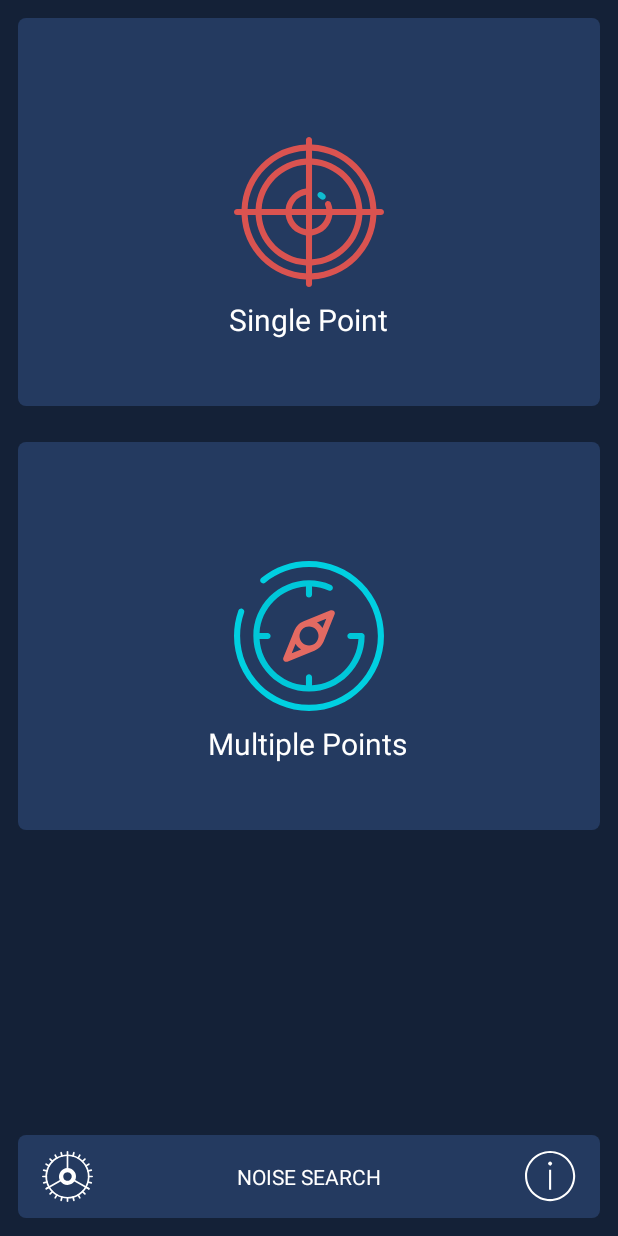
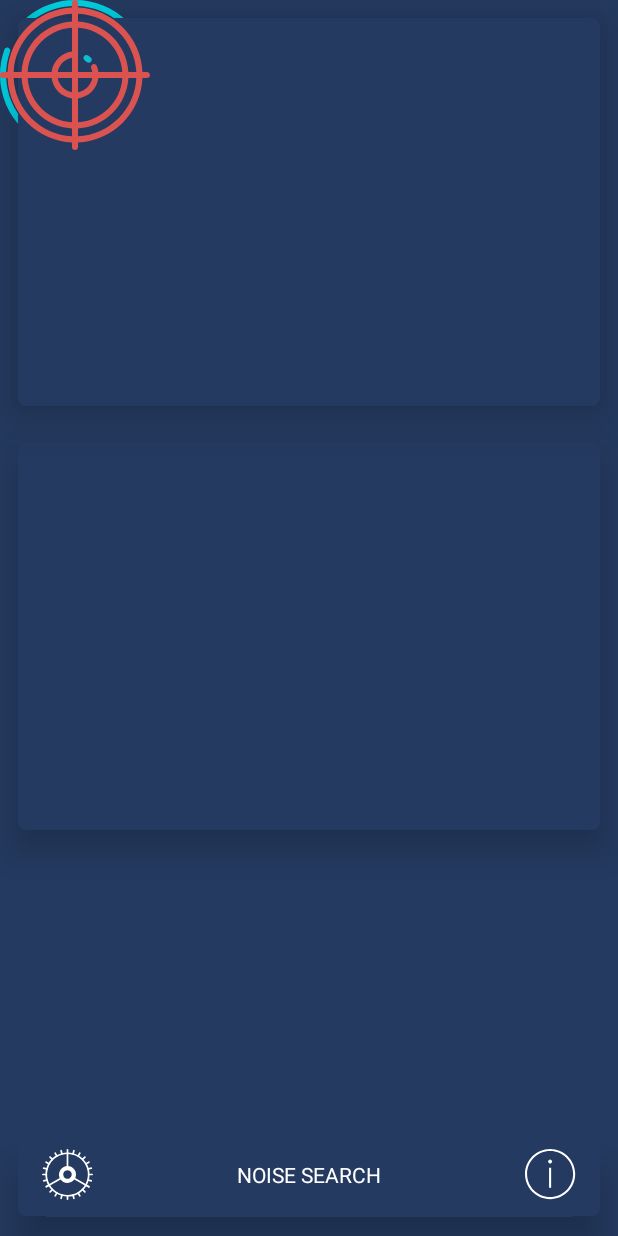
Before and after one commit to PP08/NoiseSearch, an Android app: the screen it shows after launch (MainActivity), on a phone screen of 412 x 824 dp. Run offline under Robolectric (Android 15) with nearby library versions, the phone set to English and light mode, and no system bars.

```diff
--- a/app/src/main/java/com/phucphuong/noisesearch/Fragments/SettingsFragment.java
+++ b/app/src/main/java/com/phucphuong/noisesearch/Fragments/SettingsFragment.java
@@ -44,7 +44,6 @@ public class SettingsFragment extends Fragment {
         btn_settings = (ImageButton) settingsView.findViewById(R.id.btn_settings);
         btn_info = (ImageButton)settingsView.findViewById(R.id.btn_info);
         tv_values = (TextView)settingsView.findViewById(R.id.tv_values);
-
         btn_settings.setOnClickListener(new View.OnClickListener() {
             @Override
             public void onClick(View v) {
--- a/app/src/main/res/layout/activity_main.xml
+++ b/app/src/main/res/layout/activity_main.xml
@@ -7,7 +7,46 @@
     android:layout_height="match_parent"
     tools:layout_editor_absoluteY="25dp"
     tools:layout_editor_absoluteX="0dp"
-    android:background="@color/background">
+    android:background="@color/colorAccent">
+
+    <android.support.constraint.ConstraintLayout
+        android:id="@+id/single_card"
+        android:layout_width="0dp"
+        android:layout_height="0dp"
+        android:layout_marginLeft="12dp"
+        android:layout_marginRight="12dp"
+        android:layout_marginTop="12dp"
+        android:background="@drawable/round_corner_background"
+        android:elevation="10dp"
+        android:translationZ="10dp"
+        app:layout_constraintDimensionRatio="h,3:2"
+        app:layout_constraintHorizontal_bias="0.0"
+        app:layout_constraintLeft_toLeftOf="parent"
+        app:layout_constraintRight_toRightOf="parent"
+        app:layout_constraintTop_toTopOf="parent"
+        android:layout_marginStart="12dp"
+        android:layout_marginEnd="12dp">
+
+    </android.support.constraint.ConstraintLayout>
+
+
+    <android.support.constraint.ConstraintLayout
+        android:id="@+id/multi_card"
+        android:layout_width="0dp"
+        android:layout_height="0dp"
+        android:layout_marginLeft="12dp"
+        android:layout_marginRight="12dp"
+        android:layout_marginTop="24dp"
+        android:background="@drawable/round_corner_background"
+        android:elevation="10dp"
+        android:translationZ="5dp"
+        app:layout_constraintDimensionRatio="h,3:2"
+        app:layout_constraintHorizontal_bias="0.0"
+        app:layout_constraintLeft_toLeftOf="parent"
+        app:layout_constraintRight_toRightOf="parent"
+        app:layout_constraintTop_toBottomOf="@+id/single_card">
+
+    </android.support.constraint.ConstraintLayout>
 
 
     <fragment
@@ -15,7 +54,7 @@
         android:name="com.phucphuong.noisesearch.Fragments.SettingsFragment"
         android:layout_width="0dp"
         android:layout_height="wrap_content"
-        android:layout_marginBottom="12dp"
+        android:layout_marginBottom="13dp"
         android:layout_marginLeft="12dp"
         android:layout_marginRight="12dp"
         app:layout_constraintBottom_toBottomOf="parent"
@@ -26,76 +65,8 @@
         android:layout_marginStart="12dp"
         android:layout_marginEnd="12dp"/>
 
-    <android.support.constraint.ConstraintLayout
-        android:id="@+id/constraintLayout"
-        android:layout_width="0dp"
-        android:layout_height="0dp"
-        android:layout_marginEnd="12dp"
-        android:layout_marginLeft="12dp"
-        android:layout_marginRight="12dp"
-        android:layout_marginStart="12dp"
-        android:layout_marginTop="12dp"
-        android:background="@drawable/round_corner_background"
-        app:layout_constraintDimensionRatio="h,3:2"
-        app:layout_constraintHorizontal_bias="0.0"
-        app:layout_constraintLeft_toLeftOf="parent"
-        app:layout_constraintRight_toRightOf="parent"
-        app:layout_constraintTop_toTopOf="parent">
 
-    </android.support.constraint.ConstraintLayout>
 
-    <android.support.constraint.ConstraintLayout
-        android:id="@+id/constraintLayout2"
-        android:layout_width="0dp"
-        android:layout_height="0dp"
-        android:layout_marginLeft="12dp"
-        android:layout_marginRight="12dp"
-        android:layout_marginTop="24dp"
-        android:background="@drawable/round_corner_background"
-        app:layout_constraintDimensionRatio="h,3:2"
-        app:layout_constraintHorizontal_bias="0.475"
-        app:layout_constraintLeft_toLeftOf="parent"
-        app:layout_constraintRight_toRightOf="parent"
-        app:layout_constraintTop_toBottomOf="@+id/constraintLayout">
-
-    </android.support.constraint.ConstraintLayout>
-
-    <TextView
-        android:id="@+id/tv_singlePoint"
-        android:layout_width="wrap_content"
-        android:layout_height="wrap_content"
-        android:layout_marginBottom="16dp"
-        android:layout_marginLeft="8dp"
-        android:layout_marginRight="8dp"
-        android:text="Single Point"
-        android:textColor="@android:color/white"
-        android:textSize="20sp"
-        app:layout_constraintBottom_toBottomOf="@+id/constraintLayout"
-        app:layout_constraintLeft_toLeftOf="@+id/constraintLayout"
-        app:layout_constraintRight_toRightOf="@+id/constraintLayout"
-        tools:text="Single Point"
-        app:layout_constraintHorizontal_bias="0.498"
-        android:layout_marginTop="8dp"
-        app:layout_constraintTop_toBottomOf="@+id/btn_function1"
-        app:layout_constraintVertical_bias="0.0" />
-
-    <TextView
-        android:id="@+id/textView3"
-        android:layout_width="wrap_content"
-        android:layout_height="wrap_content"
-        android:text="Multiple Points"
-        android:textColor="@android:color/white"
-        android:textSize="20sp"
-        android:layout_marginLeft="8dp"
-        app:layout_constraintLeft_toLeftOf="@+id/constraintLayout2"
-        android:layout_marginRight="8dp"
-        app:layout_constraintRight_toRightOf="@+id/constraintLayout2"
-        app:layout_constraintBottom_toBottomOf="@+id/constraintLayout2"
-        android:layout_marginBottom="8dp"
-        app:layout_constraintHorizontal_bias="0.497"
-        android:layout_marginTop="8dp"
-        app:layout_constraintTop_toBottomOf="@+id/btn_function2"
-        app:layout_constraintVertical_bias="0.0" />
 
     <ImageButton
         android:id="@+id/btn_function1"
@@ -103,15 +74,11 @@
         android:layout_height="wrap_content"
         android:background="@android:color/transparent"
         app:srcCompat="@drawable/ic_singlepoint"
-        android:layout_marginLeft="8dp"
-        app:layout_constraintLeft_toLeftOf="@+id/constraintLayout"
-        app:layout_constraintTop_toTopOf="@+id/constraintLayout"
-        android:layout_marginTop="8dp"
-        android:layout_marginRight="8dp"
-        app:layout_constraintRight_toRightOf="@+id/constraintLayout"
-        app:layout_constraintHorizontal_bias="0.501"
-        app:layout_constraintBottom_toBottomOf="@+id/constraintLayout"
-        android:layout_marginBottom="8dp" />
+        tools:layout_editor_absoluteY="90dp"
+        tools:layout_editor_absoluteX="156dp"
+        android:elevation="10dp"
+        android:translationZ="10dp"/>
+
 
     <ImageButton
         android:id="@+id/btn_function2"
@@ -119,13 +86,12 @@
         android:layout_height="wrap_content"
         android:background="@android:color/transparent"
         app:srcCompat="@drawable/ic_multipoints"
-        app:layout_constraintTop_toTopOf="@+id/constraintLayout2"
-        android:layout_marginTop="8dp"
-        android:layout_marginLeft="8dp"
-        app:layout_constraintLeft_toLeftOf="@+id/constraintLayout2"
-        android:layout_marginRight="8dp"
-        app:layout_constraintRight_toRightOf="@+id/constraintLayout2"
-        app:layout_constraintBottom_toBottomOf="@+id/constraintLayout2"
-        android:layout_marginBottom="8dp" />
+        android:elevation="10dp"
+        android:translationZ="5dp"
+        tools:layout_editor_absoluteY="376dp"
+        tools:layout_editor_absoluteX="137dp" />
+
+
+
 
 </android.support.constraint.ConstraintLayout>
--- a/app/src/main/res/layout/fragment_settings.xml
+++ b/app/src/main/res/layout/fragment_settings.xml
@@ -3,7 +3,10 @@
     xmlns:tools="http://schemas.android.com/tools"
     android:layout_width="match_parent"
     android:layout_height="match_parent"
-    tools:context="com.phucphuong.noisesearch.Fragments.SettingsFragment">
+    tools:context="com.phucphuong.noisesearch.Fragments.SettingsFragment"
+    android:elevation="10dp"
+    android:translationZ="5dp"
+    android:background="@drawable/round_corner_background">
 
     <!-- TODO: Update blank fragment layout -->
 
@@ -19,7 +22,6 @@
         app:layout_constraintDimensionRatio="h,7:1"
         app:layout_constraintLeft_toLeftOf="parent"
         app:layout_constraintRight_toRightOf="parent"
-        app:layout_constraintTop_toBottomOf="@+id/constraintLayout2"
         app:layout_constraintVertical_bias="0.5"
         android:layout_marginStart="0dp"
         android:layout_marginEnd="0dp"
```
